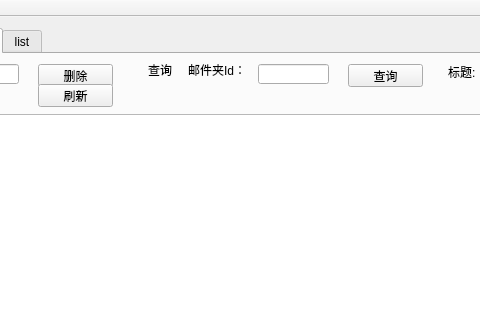
First picture: the form in QtBase/qtbase.ui, repository hechengjin/cpp, before the edit; both pictures show x 105 to 585 and y 0 to 320 of the 838 by 655 pixel window.
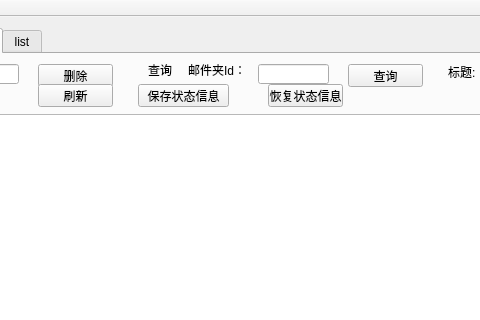
Second picture: the form after the edit. The open tabs and pages were chosen to show the change. Custom widgets are drawn as their Qt base class.

Diff of the .ui file:
```diff
--- a/QtBase/qtbase.ui
+++ b/QtBase/qtbase.ui
@@ -341,6 +341,32 @@
            <string>添加</string>
           </property>
          </widget>
+         <widget class="QPushButton" name="saveStatusInfoPushButton">
+          <property name="geometry">
+           <rect>
+            <x>230</x>
+            <y>30</y>
+            <width>91</width>
+            <height>23</height>
+           </rect>
+          </property>
+          <property name="text">
+           <string>保存状态信息</string>
+          </property>
+         </widget>
+         <widget class="QPushButton" name="recoveryStatusInfoPushButton">
+          <property name="geometry">
+           <rect>
+            <x>360</x>
+            <y>30</y>
+            <width>75</width>
+            <height>23</height>
+           </rect>
+          </property>
+          <property name="text">
+           <string>恢复状态信息</string>
+          </property>
+         </widget>
         </widget>
         <widget class="QWidget" name="tab_3">
          <attribute name="title">
```
Left out of the diff: 2 changed lines with no effect on the pictures.
